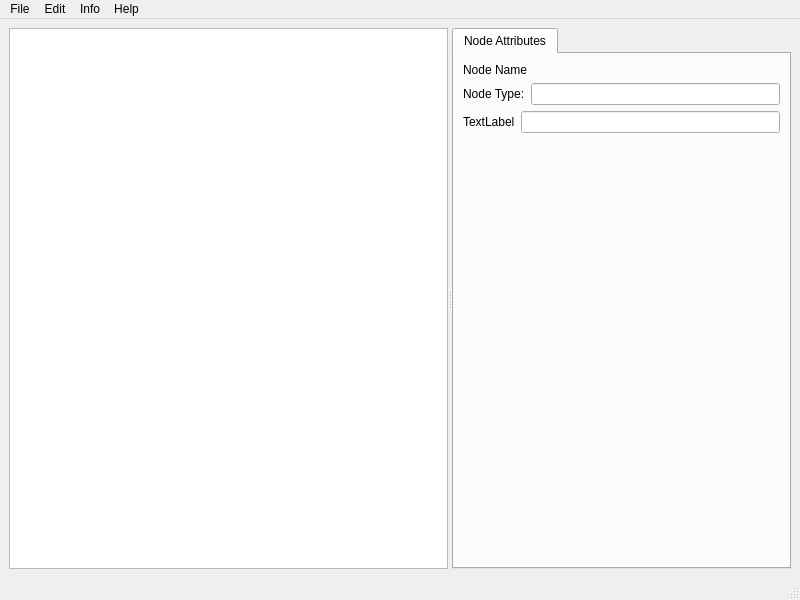
Before: the Qt Designer form MainWindow/MainWindow.ui in Philip117/FBXViewer, drawn with Qt 5.
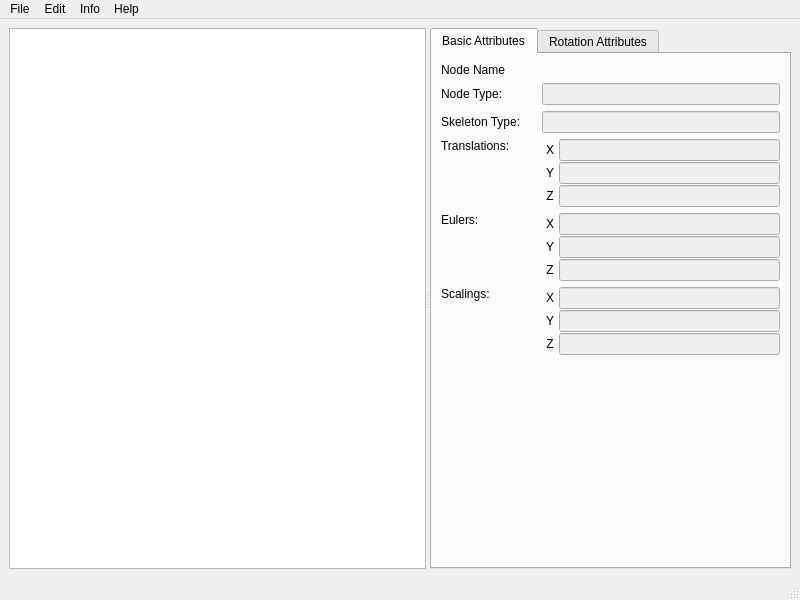
After: the same form once the commit is applied.

The edit to the form file:
```diff
--- a/MainWindow/MainWindow.ui
+++ b/MainWindow/MainWindow.ui
@@ -51,9 +51,9 @@
        </property>
        <widget class="QWidget" name="tab_fileInfo">
         <attribute name="title">
-         <string>Node Attributes</string>
+         <string>Basic Attributes</string>
         </attribute>
-        <layout class="QVBoxLayout" name="verticalLayout_2">
+        <layout class="QVBoxLayout" name="verticalLayout_5">
          <item>
           <widget class="QLabel" name="label_nodeName">
            <property name="enabled">
@@ -80,7 +80,7 @@
           </widget>
          </item>
          <item>
-          <layout class="QHBoxLayout" name="horizontalLayout">
+          <layout class="QHBoxLayout" name="horizontalLayout_nodeType" stretch="2,5">
            <item>
             <widget class="QLabel" name="label_2">
              <property name="text">
@@ -90,6 +90,9 @@
            </item>
            <item>
             <widget class="QLineEdit" name="lineEdit_nodeType">
+             <property name="enabled">
+              <bool>false</bool>
+             </property>
              <property name="text">
               <string notr="true"/>
              </property>
@@ -101,16 +104,386 @@
           </layout>
          </item>
          <item>
-          <layout class="QGridLayout" name="gridLayout">
-           <item row="0" column="0">
+          <layout class="QHBoxLayout" name="horizontalLayout_skeletonType" stretch="2,5">
+           <item>
             <widget class="QLabel" name="label_3">
              <property name="text">
-              <string>TextLabel</string>
+              <string>Skeleton Type:</string>
              </property>
             </widget>
            </item>
-           <item row="0" column="1">
-            <widget class="QLineEdit" name="lineEdit_2"/>
+           <item>
+            <widget class="QLineEdit" name="lineEdit_skeletonType">
+             <property name="enabled">
+              <bool>false</bool>
+             </property>
+             <property name="text">
+              <string notr="true"/>
+             </property>
+             <property name="readOnly">
+              <bool>true</bool>
+             </property>
+            </widget>
+           </item>
+          </layout>
+         </item>
+         <item>
+          <layout class="QHBoxLayout" name="horizontalLayout_translations" stretch="2,5">
+           <item>
+            <widget class="QLabel" name="label">
+             <property name="text">
+              <string>Translations:</string>
+             </property>
+             <property name="alignment">
+              <set>Qt::AlignLeading|Qt::AlignLeft|Qt::AlignTop</set>
+             </property>
+            </widget>
+           </item>
+           <item>
+            <layout class="QVBoxLayout" name="verticalLayout_2">
+             <property name="spacing">
+              <number>1</number>
+             </property>
+             <item>
+              <layout class="QHBoxLayout" name="horizontalLayout_3">
+               <item>
+                <widget class="QLabel" name="label_4">
+                 <property name="minimumSize">
+                  <size>
+                   <width>16</width>
+                   <height>0</height>
+                  </size>
+                 </property>
+                 <property name="text">
+                  <string notr="true">X</string>
+                 </property>
+                 <property name="alignment">
+                  <set>Qt::AlignCenter</set>
+                 </property>
+                </widget>
+               </item>
+               <item>
+                <widget class="QLineEdit" name="lineEdit_translationX">
+                 <property name="enabled">
+                  <bool>false</bool>
+                 </property>
+                 <property name="text">
+                  <string notr="true"/>
+                 </property>
+                 <property name="readOnly">
+                  <bool>true</bool>
+                 </property>
+                </widget>
+               </item>
+              </layout>
+             </item>
+             <item>
+              <layout class="QHBoxLayout" name="horizontalLayout_4">
+               <item>
+                <widget class="QLabel" name="label_5">
+                 <property name="minimumSize">
+                  <size>
+                   <width>16</width>
+                   <height>0</height>
+                  </size>
+                 </property>
+                 <property name="text">
+                  <string notr="true">Y</string>
+                 </property>
+                 <property name="alignment">
+                  <set>Qt::AlignCenter</set>
+                 </property>
+                </widget>
+               </item>
+               <item>
+                <widget class="QLineEdit" name="lineEdit_translationY">
+                 <property name="enabled">
+                  <bool>false</bool>
+                 </property>
+                 <property name="text">
+                  <string notr="true"/>
+                 </property>
+                 <property name="readOnly">
+                  <bool>true</bool>
+                 </property>
+                </widget>
+               </item>
+              </layout>
+             </item>
+             <item>
+              <layout class="QHBoxLayout" name="horizontalLayout_5">
+               <item>
+                <widget class="QLabel" name="label_6">
+                 <property name="minimumSize">
+                  <size>
+                   <width>16</width>
+                   <height>0</height>
+                  </size>
+                 </property>
+                 <property name="text">
+                  <string notr="true">Z</string>
+                 </property>
+                 <property name="alignment">
+                  <set>Qt::AlignCenter</set>
+                 </property>
+                </widget>
+               </item>
+               <item>
+                <widget class="QLineEdit" name="lineEdit_translationZ">
+                 <property name="enabled">
+                  <bool>false</bool>
+                 </property>
+                 <property name="text">
+                  <string notr="true"/>
+                 </property>
+                 <property name="readOnly">
+                  <bool>true</bool>
+                 </property>
+                </widget>
+               </item>
+              </layout>
+             </item>
+            </layout>
+           </item>
+          </layout>
+         </item>
+         <item>
+          <layout class="QHBoxLayout" name="horizontalLayout_eulers" stretch="2,5">
+           <item>
+            <widget class="QLabel" name="label_7">
+             <property name="text">
+              <string>Eulers:</string>
+             </property>
+             <property name="alignment">
+              <set>Qt::AlignLeading|Qt::AlignLeft|Qt::AlignTop</set>
+             </property>
+            </widget>
+           </item>
+           <item>
+            <layout class="QVBoxLayout" name="verticalLayout_3">
+             <property name="spacing">
+              <number>1</number>
+             </property>
+             <item>
+              <layout class="QHBoxLayout" name="horizontalLayout_7">
+               <item>
+                <widget class="QLabel" name="label_8">
+                 <property name="minimumSize">
+                  <size>
+                   <width>16</width>
+                   <height>0</height>
+                  </size>
+                 </property>
+                 <property name="text">
+                  <string notr="true">X</string>
+                 </property>
+                 <property name="alignment">
+                  <set>Qt::AlignCenter</set>
+                 </property>
+                </widget>
+               </item>
+               <item>
+                <widget class="QLineEdit" name="lineEdit_eulerX">
+                 <property name="enabled">
+                  <bool>false</bool>
+                 </property>
+                 <property name="text">
+                  <string notr="true"/>
+                 </property>
+                 <property name="readOnly">
+                  <bool>true</bool>
+                 </property>
+                </widget>
+               </item>
+              </layout>
+             </item>
+             <item>
+              <layout class="QHBoxLayout" name="horizontalLayout_8">
+               <item>
+                <widget class="QLabel" name="label_9">
+                 <property name="minimumSize">
+                  <size>
+                   <width>16</width>
+                   <height>0</height>
+                  </size>
+                 </property>
+                 <property name="text">
+                  <string notr="true">Y</string>
+                 </property>
+                 <property name="alignment">
+                  <set>Qt::AlignCenter</set>
+                 </property>
+                </widget>
+               </item>
+               <item>
+                <widget class="QLineEdit" name="lineEdit_eulerY">
+                 <property name="enabled">
+                  <bool>false</bool>
+                 </property>
+                 <property name="text">
+                  <string notr="true"/>
+                 </property>
+                 <property name="readOnly">
+                  <bool>true</bool>
+                 </property>
+                </widget>
+               </item>
+              </layout>
+             </item>
+             <item>
+              <layout class="QHBoxLayout" name="horizontalLayout_9">
+               <item>
+                <widget class="QLabel" name="label_10">
+                 <property name="minimumSize">
+                  <size>
+                   <width>16</width>
+                   <height>0</height>
+                  </size>
+                 </property>
+                 <property name="text">
+                  <string notr="true">Z</string>
+                 </property>
+                 <property name="alignment">
+                  <set>Qt::AlignCenter</set>
+                 </property>
+                </widget>
+               </item>
+               <item>
+                <widget class="QLineEdit" name="lineEdit_eulerZ">
+                 <property name="enabled">
+                  <bool>false</bool>
+                 </property>
+                 <property name="text">
+                  <string notr="true"/>
+                 </property>
+                 <property name="readOnly">
+                  <bool>true</bool>
+                 </property>
+                </widget>
+               </item>
+              </layout>
+             </item>
+            </layout>
+           </item>
+          </layout>
+         </item>
+         <item>
+          <layout class="QHBoxLayout" name="horizontalLayout_scalings" stretch="2,5">
+           <item>
+            <widget class="QLabel" name="label_11">
+             <property name="text">
+              <string>Scalings:</string>
+             </property>
+             <property name="alignment">
+              <set>Qt::AlignLeading|Qt::AlignLeft|Qt::AlignTop</set>
+             </property>
+            </widget>
+           </item>
+           <item>
+            <layout class="QVBoxLayout" name="verticalLayout_4">
+             <property name="spacing">
+              <number>1</number>
+             </property>
+             <item>
+              <layout class="QHBoxLayout" name="horizontalLayout_11">
+               <item>
+                <widget class="QLabel" name="label_12">
+                 <property name="minimumSize">
+                  <size>
+                   <width>16</width>
+                   <height>0</height>
+                  </size>
+                 </property>
+                 <property name="text">
+                  <string notr="true">X</string>
+                 </property>
+                 <property name="alignment">
+                  <set>Qt::AlignCenter</set>
+                 </property>
+                </widget>
+               </item>
+               <item>
+                <widget class="QLineEdit" name="lineEdit_scalingX">
+                 <property name="enabled">
+                  <bool>false</bool>
+                 </property>
+                 <property name="text">
+                  <string notr="true"/>
+                 </property>
+                 <property name="readOnly">
+                  <bool>true</bool>
+                 </property>
+                </widget>
+               </item>
+              </layout>
+             </item>
+             <item>
+              <layout class="QHBoxLayout" name="horizontalLayout_12">
+               <item>
+                <widget class="QLabel" name="label_13">
+                 <property name="minimumSize">
+                  <size>
+                   <width>16</width>
+                   <height>0</height>
+                  </size>
+                 </property>
+                 <property name="text">
+                  <string notr="true">Y</string>
+                 </property>
+                 <property name="alignment">
+                  <set>Qt::AlignCenter</set>
+                 </property>
+                </widget>
+               </item>
+               <item>
+                <widget class="QLineEdit" name="lineEdit_scalingY">
+                 <property name="enabled">
+                  <bool>false</bool>
+                 </property>
+                 <property name="text">
+                  <string notr="true"/>
+                 </property>
+                 <property name="readOnly">
+                  <bool>true</bool>
+                 </property>
+                </widget>
+               </item>
+              </layout>
+             </item>
+             <item>
+              <layout class="QHBoxLayout" name="horizontalLayout_13">
+               <item>
+                <widget class="QLabel" name="label_14">
+                 <property name="minimumSize">
+                  <size>
+                   <width>16</width>
+                   <height>0</height>
+                  </size>
+                 </property>
+                 <property name="text">
+                  <string notr="true">Z</string>
+                 </property>
+                 <property name="alignment">
+                  <set>Qt::AlignCenter</set>
+                 </property>
+                </widget>
+               </item>
+               <item>
+                <widget class="QLineEdit" name="lineEdit_scalingZ">
+                 <property name="enabled">
+                  <bool>false</bool>
+                 </property>
+                 <property name="text">
+                  <string notr="true"/>
+                 </property>
+                 <property name="readOnly">
+                  <bool>true</bool>
+                 </property>
+                </widget>
+               </item>
+              </layout>
+             </item>
+            </layout>
            </item>
           </layout>
          </item>
@@ -132,6 +505,177 @@
          </item>
         </layout>
        </widget>
+       <widget class="QWidget" name="tab_rotationAttributes">
+        <attribute name="title">
+         <string>Rotation Attributes</string>
+        </attribute>
+        <widget class="QWidget" name="horizontalLayoutWidget_7">
+         <property name="geometry">
+          <rect>
+           <x>20</x>
+           <y>20</y>
+           <width>325</width>
+           <height>91</height>
+          </rect>
+         </property>
+         <layout class="QHBoxLayout" name="horizontalLayout_14" stretch="2,5">
+          <item>
+           <widget class="QLabel" name="label_15">
+            <property name="text">
+             <string>Euler:</string>
+            </property>
+            <property name="alignment">
+             <set>Qt::AlignLeading|Qt::AlignLeft|Qt::AlignTop</set>
+            </property>
+           </widget>
+          </item>
+          <item>
+           <layout class="QVBoxLayout" name="verticalLayout_6">
+            <property name="spacing">
+             <number>1</number>
+            </property>
+            <item>
+             <layout class="QHBoxLayout" name="horizontalLayout_15">
+              <item>
+               <widget class="QLabel" name="label_16">
+                <property name="text">
+                 <string notr="true">X</string>
+                </property>
+               </widget>
+              </item>
+              <item>
+               <widget class="QLineEdit" name="lineEdit_10">
+                <property name="text">
+                 <string notr="true"/>
+                </property>
+               </widget>
+              </item>
+             </layout>
+            </item>
+            <item>
+             <layout class="QHBoxLayout" name="horizontalLayout_16">
+              <item>
+               <widget class="QLabel" name="label_17">
+                <property name="text">
+                 <string notr="true">Y</string>
+                </property>
+               </widget>
+              </item>
+              <item>
+               <widget class="QLineEdit" name="lineEdit_11">
+                <property name="text">
+                 <string notr="true"/>
+                </property>
+               </widget>
+              </item>
+             </layout>
+            </item>
+            <item>
+             <layout class="QHBoxLayout" name="horizontalLayout_17">
+              <item>
+               <widget class="QLabel" name="label_18">
+                <property name="text">
+                 <string notr="true">Z</string>
+                </property>
+               </widget>
+              </item>
+              <item>
+               <widget class="QLineEdit" name="lineEdit_12">
+                <property name="text">
+                 <string notr="true"/>
+                </property>
+               </widget>
+              </item>
+             </layout>
+            </item>
+           </layout>
+          </item>
+         </layout>
+        </widget>
+        <widget class="QWidget" name="horizontalLayoutWidget_8">
+         <property name="geometry">
+          <rect>
+           <x>20</x>
+           <y>150</y>
+           <width>325</width>
+           <height>91</height>
+          </rect>
+         </property>
+         <layout class="QHBoxLayout" name="horizontalLayout_18" stretch="2,5">
+          <item>
+           <widget class="QLabel" name="label_19">
+            <property name="text">
+             <string>Euler:</string>
+            </property>
+            <property name="alignment">
+             <set>Qt::AlignLeading|Qt::AlignLeft|Qt::AlignTop</set>
+            </property>
+           </widget>
+          </item>
+          <item>
+           <layout class="QVBoxLayout" name="verticalLayout_7">
+            <property name="spacing">
+             <number>1</number>
+            </property>
+            <item>
+             <layout class="QHBoxLayout" name="horizontalLayout_19">
+              <item>
+               <widget class="QLabel" name="label_20">
+                <property name="text">
+                 <string notr="true">X</string>
+                </property>
+               </widget>
+              </item>
+              <item>
+               <widget class="QLineEdit" name="lineEdit_13">
+                <property name="text">
+                 <string notr="true"/>
+                </property>
+               </widget>
+              </item>
+             </layout>
+            </item>
+            <item>
+             <layout class="QHBoxLayout" name="horizontalLayout_20">
+              <item>
+               <widget class="QLabel" name="label_21">
+                <property name="text">
+                 <string notr="true">Y</string>
+                </property>
+               </widget>
+              </item>
+              <item>
+               <widget class="QLineEdit" name="lineEdit_14">
+                <property name="text">
+                 <string notr="true"/>
+                </property>
+               </widget>
+              </item>
+             </layout>
+            </item>
+            <item>
+             <layout class="QHBoxLayout" name="horizontalLayout_21">
+              <item>
+               <widget class="QLabel" name="label_22">
+                <property name="text">
+                 <string notr="true">Z</string>
+                </property>
+               </widget>
+              </item>
+              <item>
+               <widget class="QLineEdit" name="lineEdit_15">
+                <property name="text">
+                 <string notr="true"/>
+                </property>
+               </widget>
+              </item>
+             </layout>
+            </item>
+           </layout>
+          </item>
+         </layout>
+        </widget>
+       </widget>
       </widget>
      </widget>
     </item>
```
Left out of the diff: 2 changed lines with no effect on the pictures.
